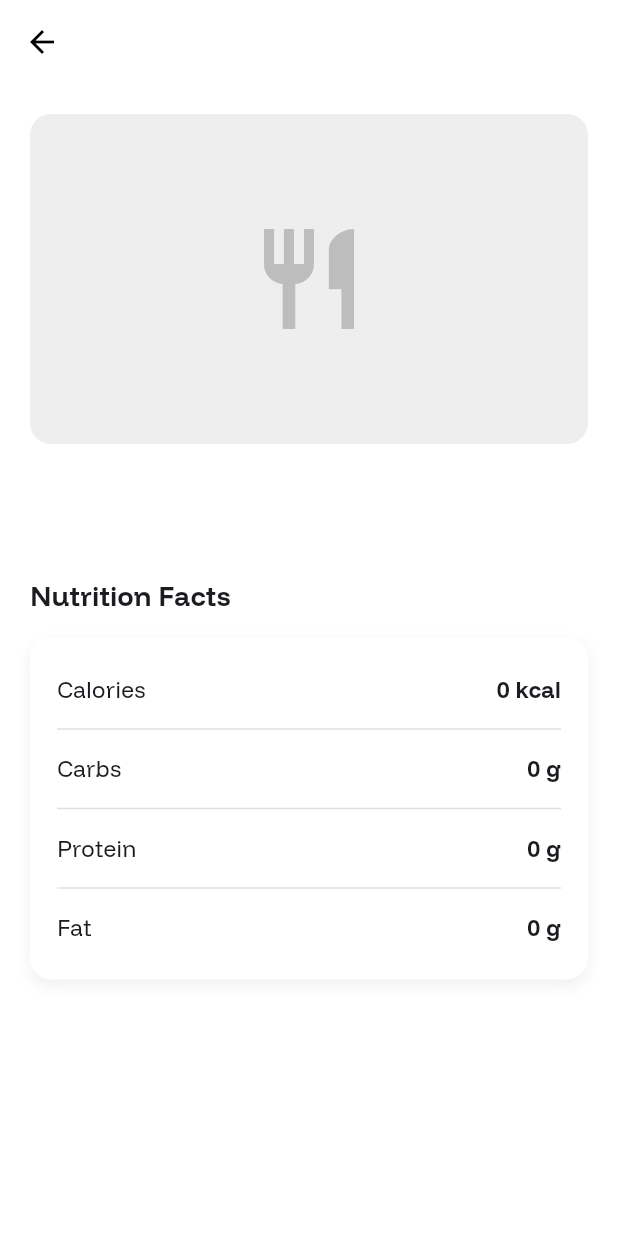
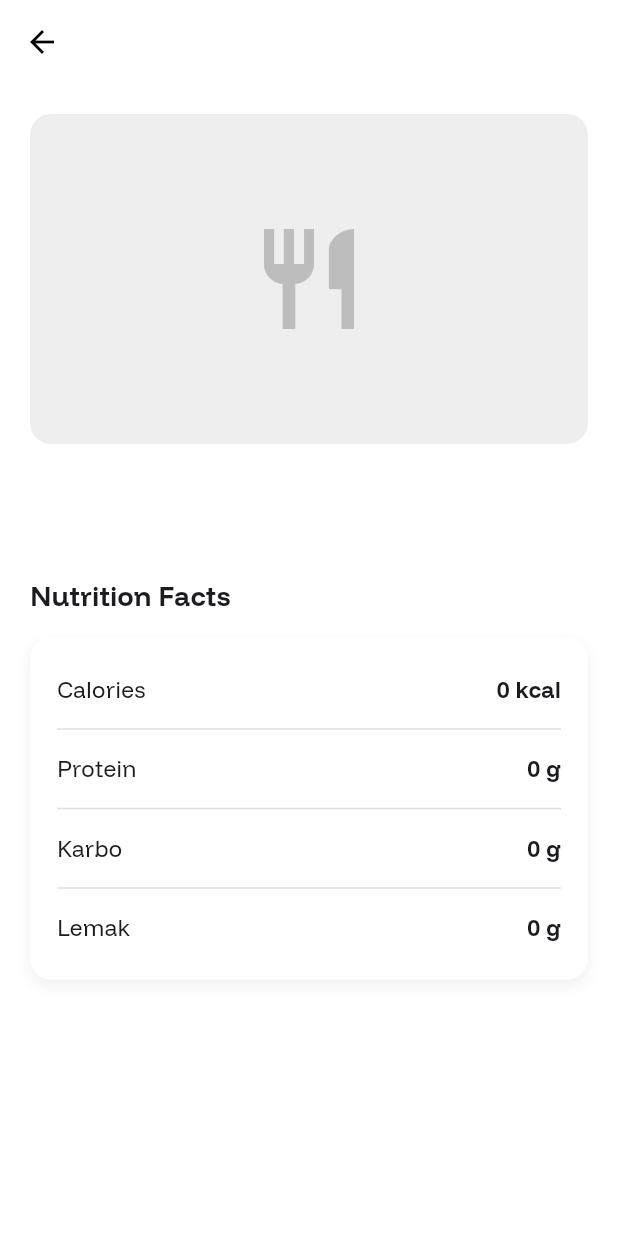
Before and after one commit to dinalarcode/CAPS-2-2025, a Flutter app: the DetailMenuPage screen opened directly with empty values, on a phone screen of 412 x 824 dp. Run offline on Flutter 3.47's test engine with Material 3 defaults, Android fonts, the light colour scheme and no system bars; our stand-ins replace cached_network_image, cloud_firestore, firebase_auth, firebase_core, firebase_storage, fl_chart and 5 more; accounts and stored records are empty.

Commit message:
feat: Add nutrition parsing and debugging for meal data in detail and cart pages

```diff
--- a/lib/detailMenuPage.dart
+++ b/lib/detailMenuPage.dart
@@ -114,10 +114,26 @@ class DetailMenuPage extends StatelessWidget {
   // ░░░ NUTRITION SECTION ░░░
   //
   Widget _buildNutritionCard(Map meal) {
-    final calories = meal["calories"] ?? meal["kalori"] ?? 0;
-    final carbs = meal["carbohydrate"] ?? meal["carbs"] ?? meal["karbohidrat"] ?? meal["carbo"] ?? 0;
-    final protein = meal["protein"] ?? meal["protein_g"] ?? 0;
-    final fat = meal["fat"] ?? meal["fats"] ?? meal["lemak"] ?? 0;
+    // Helper function to safely parse numeric values
+    num parseNum(dynamic value) {
+      if (value == null) return 0;
+      if (value is num) return value;
+      if (value is String) {
+        if (value.isEmpty) return 0;
+        return num.tryParse(value) ?? 0;
+      }
+      return 0;
+    }
+
+    final calories = parseNum(meal["calories"] ?? meal["kalori"]);
+    final carbs = parseNum(meal["carbs"] ?? meal["carbohydrate"] ?? meal["karbohidrat"] ?? meal["carbo"]);
+    final protein = parseNum(meal["protein"] ?? meal["protein_g"]);
+    final fat = parseNum(meal["fat"] ?? meal["fats"] ?? meal["lemak"]);
+
+    // Debug: print all available keys and values
+    debugPrint('🔍 [DetailMenu] Meal data keys: ${meal.keys.toList()}');
+    debugPrint('🔍 [DetailMenu] Calories: $calories, Protein: $protein, Carbs: $carbs, Fat: $fat');
+    debugPrint('🔍 [DetailMenu] Raw carbs field: ${meal["carbs"]}, carbohydrate: ${meal["carbohydrate"]}, carbo: ${meal["carbo"]}');
 
     return Container(
       padding: const EdgeInsets.all(18),
@@ -136,11 +152,11 @@ class DetailMenuPage extends StatelessWidget {
         children: [
           _buildNutriRow("Calories", "$calories kcal"),
           _divider(),
-          _buildNutriRow("Carbs", "$carbs g"),
-          _divider(),
           _buildNutriRow("Protein", "$protein g"),
           _divider(),
-          _buildNutriRow("Fat", "$fat g"),
+          _buildNutriRow("Karbo", "$carbs g"),
+          _divider(),
+          _buildNutriRow("Lemak", "$fat g"),
         ],
       ),
     );
```
Also changed, not shown: lib/meal/cart_page.dart (+30 -3 lines), lib/services/schedule_service.dart (+47 -24 lines).
